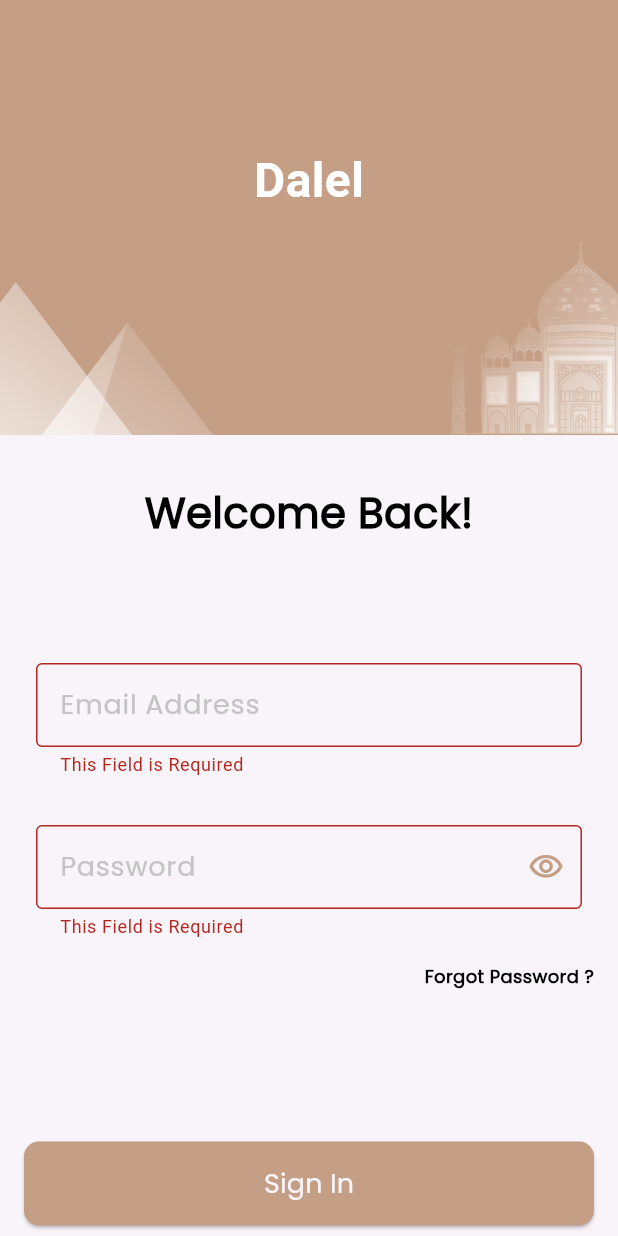
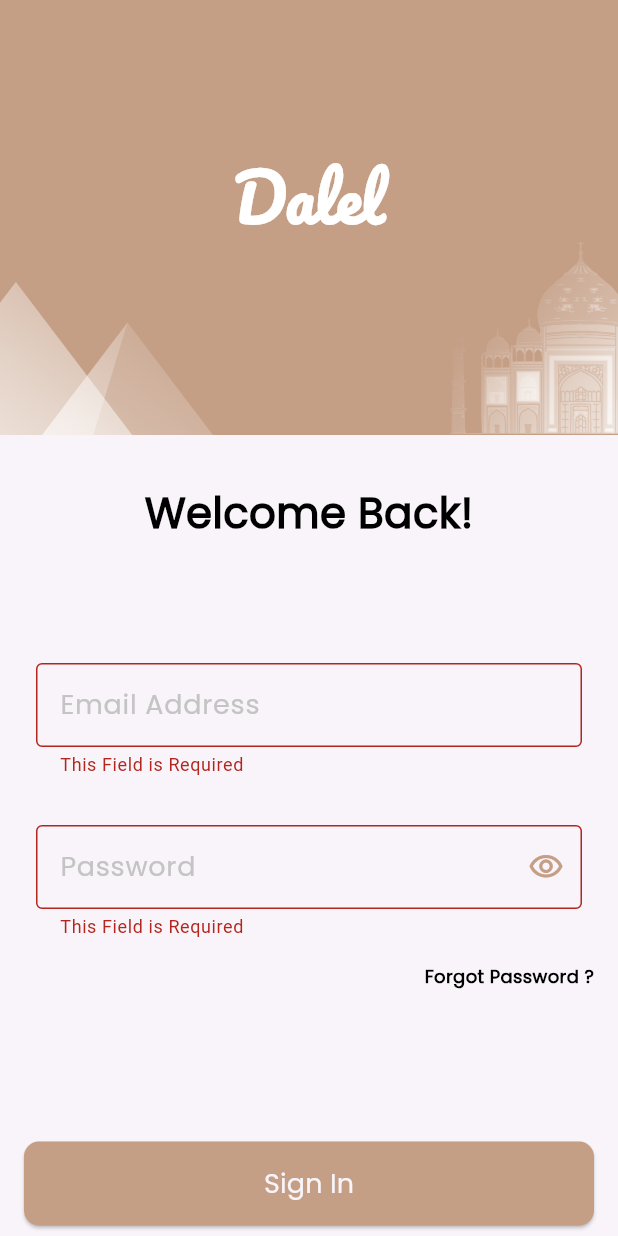
Before and after one commit to KerollosMoheb/dalel, a Flutter app: the SignInView screen opened by its route, after a tap on "Sign In", on a phone screen of 412 x 824 dp. Run offline on Flutter 3.47's test engine with Material 3 defaults, Android fonts, the phone set to English and light mode, and no system bars; our stand-ins replace cloud_firestore, firebase_auth, firebase_core, flutter_bloc, flutter_svg, fluttertoast and 4 more; accounts and stored records are empty; Roboto replaces fonts that are missing (Saria).

Commit message:
Finish Auth Feature

```diff
--- a/lib/core/utils/app_text_styles.dart
+++ b/lib/core/utils/app_text_styles.dart
@@ -38,10 +38,10 @@ abstract class CustomTextStyles {
     color: AppColors.deepGrey,
     fontFamily: 'Poppins',
   );
-  static final saria700style32 = TextStyle(
-    fontSize: 32,
-    fontWeight: FontWeight.w700,
+  static final pacificoBoldstyle42 = TextStyle(
+    fontSize: 42,
+    fontWeight: FontWeight.bold,
     color: Colors.white,
-    fontFamily: 'Saria',
+    fontFamily: 'Pacifico',
   );
 }
--- a/lib/features/auth/presentation/widgets/custom_forgot_password_form.dart
+++ b/lib/features/auth/presentation/widgets/custom_forgot_password_form.dart
@@ -42,10 +42,10 @@ class CustomForgotPasswordForm extends StatelessWidget {
                     ? CircularProgressIndicator(color: AppColors.primaryColor)
                     : CustomBtn(
                         text: AppStrings.sendResetPasswordLink,
-                        onPressed: () {
+                        onPressed: () async {
                           if (authCubit.forgotPasswordFormKey.currentState!
                               .validate()) {
-                            authCubit.resetPasswordWithLink();
+                            await authCubit.resetPasswordWithLink();
                           }
                         },
                       ),
--- a/lib/features/auth/presentation/widgets/custom_sign_in_form.dart
+++ b/lib/features/auth/presentation/widgets/custom_sign_in_form.dart
@@ -62,9 +62,9 @@ class CustomSignInForm extends StatelessWidget {
                   ? CircularProgressIndicator(color: AppColors.primaryColor)
                   : CustomBtn(
                       text: AppStrings.signIn,
-                      onPressed: () {
+                      onPressed: () async {
                         if (authCubit.signInFormKey.currentState!.validate()) {
-                          authCubit.signInWithEmailAndPassword();
+                          await authCubit.signInWithEmailAndPassword();
                         }
                       },
                     ),
--- a/lib/features/auth/presentation/widgets/custom_sign_up_form.dart
+++ b/lib/features/auth/presentation/widgets/custom_sign_up_form.dart
@@ -74,11 +74,11 @@ class CustomSignUpForm extends StatelessWidget {
                           ? AppColors.grey
                           : null,
                       text: AppStrings.signUp,
-                      onPressed: () {
+                      onPressed: () async {
                         if (authCubit.termsAndConditionsCheckBoxValue == true) {
                           if (authCubit.signUpFormKey.currentState!
                               .validate()) {
-                            authCubit.signUpWithEmailAndPassword();
+                            await authCubit.signUpWithEmailAndPassword();
                           }
                         }
                       },
--- a/lib/features/auth/presentation/widgets/welcome_banner.dart
+++ b/lib/features/auth/presentation/widgets/welcome_banner.dart
@@ -16,8 +16,7 @@ class WelcomeBanner extends StatelessWidget {
       child: Column(
         mainAxisAlignment: MainAxisAlignment.end,
         children: [
-          Text(AppStrings.appName, style: CustomTextStyles.saria700style32),
-          SizedBox(height: 18),
+          Text(AppStrings.appName, style: CustomTextStyles.pacificoBoldstyle42),
           Row(
             mainAxisAlignment: MainAxisAlignment.spaceBetween,
             crossAxisAlignment: CrossAxisAlignment.end,
```
Also changed, not shown: lib/features/auth/presentation/auth_cubit/cubit/auth_cubit.dart (+18 -3 lines).
